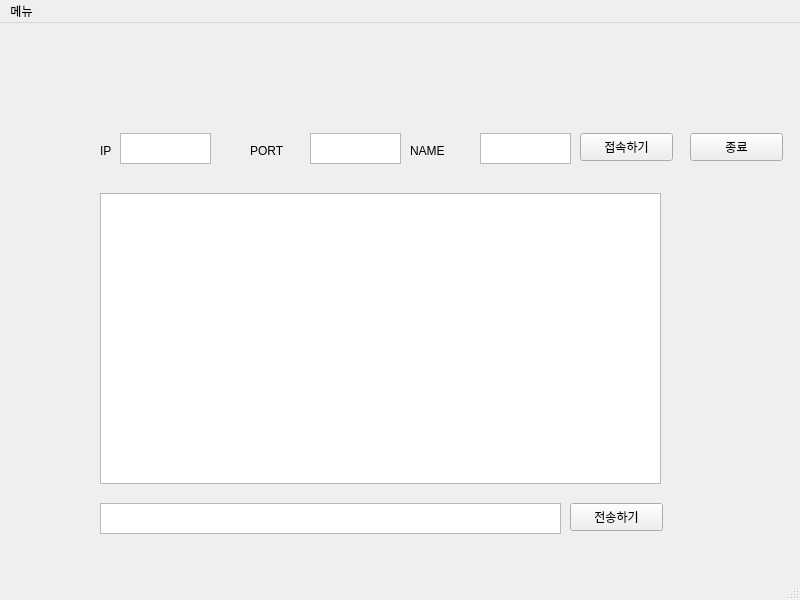
Old version of the form client/test.ui in the repository 7dudtj/Multi_Chatting_Program.
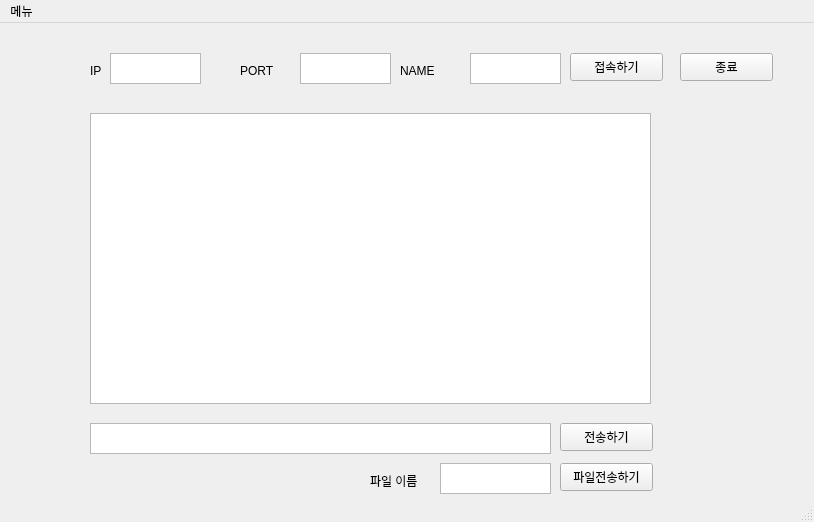
New version of the form.

Commit message: feat: 파일전송

What changed in the file:
```diff
--- a/client/test.ui
+++ b/client/test.ui
@@ -6,8 +6,8 @@
    <rect>
     <x>0</x>
     <y>0</y>
-    <width>800</width>
-    <height>600</height>
+    <width>814</width>
+    <height>522</height>
    </rect>
   </property>
   <property name="windowTitle">
@@ -17,8 +17,8 @@
    <widget class="QLabel" name="label">
     <property name="geometry">
      <rect>
-      <x>100</x>
-      <y>120</y>
+      <x>90</x>
+      <y>40</y>
       <width>64</width>
       <height>15</height>
      </rect>
@@ -30,8 +30,8 @@
    <widget class="QLabel" name="label_2">
     <property name="geometry">
      <rect>
-      <x>250</x>
-      <y>120</y>
+      <x>240</x>
+      <y>40</y>
       <width>64</width>
       <height>15</height>
      </rect>
@@ -43,8 +43,8 @@
    <widget class="QLabel" name="label_3">
     <property name="geometry">
      <rect>
-      <x>410</x>
-      <y>120</y>
+      <x>400</x>
+      <y>40</y>
       <width>64</width>
       <height>15</height>
      </rect>
@@ -56,8 +56,8 @@
    <widget class="QPushButton" name="accessButton">
     <property name="geometry">
      <rect>
-      <x>580</x>
-      <y>110</y>
+      <x>570</x>
+      <y>30</y>
       <width>93</width>
       <height>28</height>
      </rect>
@@ -69,8 +69,8 @@
    <widget class="QPushButton" name="sendButton">
     <property name="geometry">
      <rect>
-      <x>570</x>
-      <y>480</y>
+      <x>560</x>
+      <y>400</y>
       <width>93</width>
       <height>28</height>
      </rect>
@@ -82,8 +82,8 @@
    <widget class="QTextEdit" name="inputIp">
     <property name="geometry">
      <rect>
-      <x>120</x>
-      <y>110</y>
+      <x>110</x>
+      <y>30</y>
       <width>91</width>
       <height>31</height>
      </rect>
@@ -92,8 +92,8 @@
    <widget class="QTextEdit" name="inputPort">
     <property name="geometry">
      <rect>
-      <x>310</x>
-      <y>110</y>
+      <x>300</x>
+      <y>30</y>
       <width>91</width>
       <height>31</height>
      </rect>
@@ -102,8 +102,8 @@
    <widget class="QTextEdit" name="inputName">
     <property name="geometry">
      <rect>
-      <x>480</x>
-      <y>110</y>
+      <x>470</x>
+      <y>30</y>
       <width>91</width>
       <height>31</height>
      </rect>
@@ -112,8 +112,8 @@
    <widget class="QTextBrowser" name="chatBox">
     <property name="geometry">
      <rect>
-      <x>100</x>
-      <y>170</y>
+      <x>90</x>
+      <y>90</y>
       <width>561</width>
       <height>291</height>
      </rect>
@@ -122,8 +122,8 @@
    <widget class="QTextEdit" name="inputMsg">
     <property name="geometry">
      <rect>
-      <x>100</x>
-      <y>480</y>
+      <x>90</x>
+      <y>400</y>
       <width>461</width>
       <height>31</height>
      </rect>
@@ -132,8 +132,8 @@
    <widget class="QPushButton" name="exitButton">
     <property name="geometry">
      <rect>
-      <x>690</x>
-      <y>110</y>
+      <x>680</x>
+      <y>30</y>
       <width>93</width>
       <height>28</height>
      </rect>
@@ -142,6 +142,42 @@
      <string>종료</string>
     </property>
    </widget>
+   <widget class="QTextEdit" name="inputFileName">
+    <property name="geometry">
+     <rect>
+      <x>440</x>
+      <y>440</y>
+      <width>111</width>
+      <height>31</height>
+     </rect>
+    </property>
+   </widget>
+   <widget class="QLabel" name="label_4">
+    <property name="geometry">
+     <rect>
+      <x>370</x>
+      <y>450</y>
+      <width>64</width>
+      <height>15</height>
+     </rect>
+    </property>
+    <property name="text">
+     <string>파일 이름</string>
+    </property>
+   </widget>
+   <widget class="QPushButton" name="sendFileButton">
+    <property name="geometry">
+     <rect>
+      <x>560</x>
+      <y>440</y>
+      <width>93</width>
+      <height>28</height>
+     </rect>
+    </property>
+    <property name="text">
+     <string>파일전송하기</string>
+    </property>
+   </widget>
   </widget>
   <widget class="QStatusBar" name="statusbar"/>
   <widget class="QMenuBar" name="menuBar">
@@ -149,8 +185,8 @@
     <rect>
      <x>0</x>
      <y>0</y>
-     <width>800</width>
-     <height>26</height>
+     <width>814</width>
+     <height>21</height>
     </rect>
    </property>
    <widget class="QMenu" name="menu">
```
The commit also changes 5 other files.
